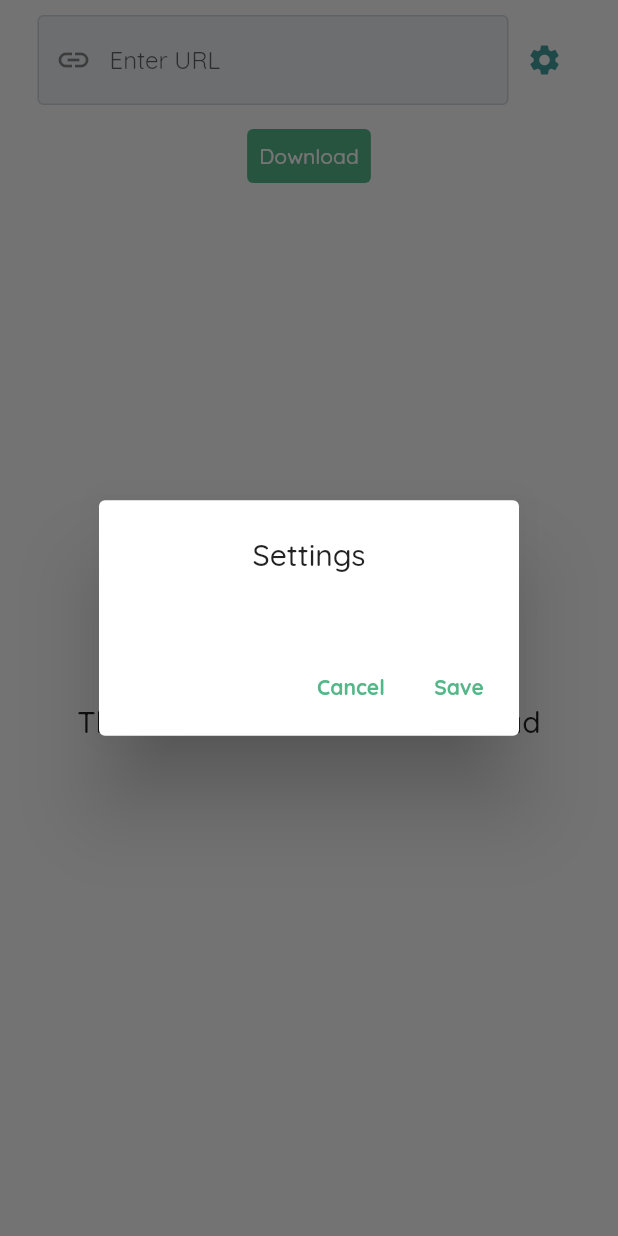
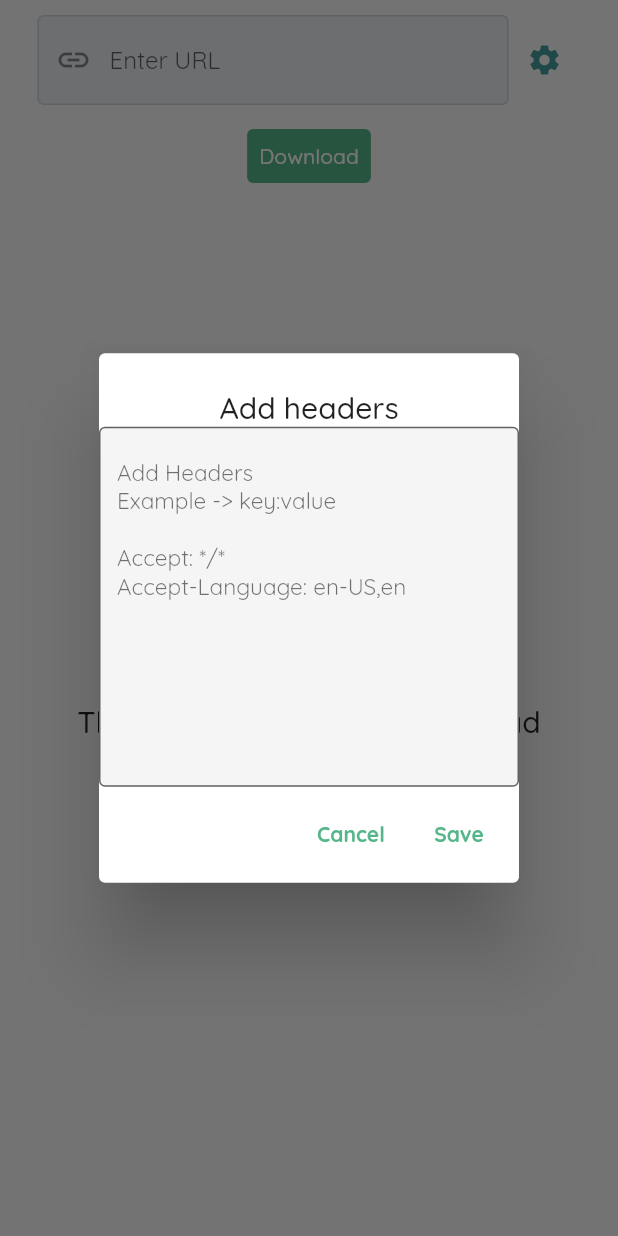
Before and after one commit to X-SLAYER/website-cloner-dart, a Flutter app: the screen it shows after launch, after a tap on the "settings" icon, on a phone screen of 412 x 824 dp. Run offline on Flutter 3.47's test engine with Material 2 defaults, Android fonts, the phone set to English and light mode, and no system bars; our stand-ins replace another_flushbar, auto_size_text, dio, fluttertoast, google_fonts; missing offline and left inert: ez_validator, window_size.

Commit message:
add custom headers

```diff
--- a/lib/data/network/dio/dio_handler.dart
+++ b/lib/data/network/dio/dio_handler.dart
@@ -3,15 +3,17 @@ import 'package:flutter_updated_boilerplate/data/network/dio/dio_resolver.dart';
 class DioHandler {
   DioHandler._();
 
+  static dynamic headers = {};
+
   static Future getWebsiteContent(String url) async {
     return resolveResponse(
-      await getRequest(url),
+      await getRequest(url, headers),
     );
   }
 
   static Future downloadFile(String url, String path) async {
     return resolveResponse(
-      await download(url, path),
+      await download(url, path, headers),
     );
   }
 }
--- /dev/null
+++ b/lib/ui/screens/headers.dart
@@ -0,0 +1,31 @@
+import 'package:flutter/material.dart';
+
+class HeadersText extends StatelessWidget {
+  final TextEditingController controller;
+  const HeadersText({
+    super.key,
+    required this.controller,
+  });
+
+  @override
+  Widget build(BuildContext context) {
+    return TextFormField(
+      controller: controller,
+      maxLines: 10,
+      decoration: const InputDecoration(
+        hintText:
+            'Add Headers\nExample -> key:value \n\nAccept: */*\nAccept-Language: en-US,en',
+        hintStyle: TextStyle(
+          color: Colors.black54,
+          fontSize: 15,
+        ),
+        filled: true,
+        border: OutlineInputBorder(
+          borderSide: BorderSide(
+            color: Colors.black12,
+          ),
+        ),
+      ),
+    );
+  }
+}
--- a/lib/ui/screens/home.dart
+++ b/lib/ui/screens/home.dart
@@ -2,11 +2,13 @@ import 'dart:developer';
 import 'dart:io';
 
 import 'package:auto_size_text/auto_size_text.dart';
+import 'package:intl/intl.dart';
 import 'package:ez_validator/validator/ez_validator_builder.dart';
 import 'package:flutter/material.dart';
 import 'package:flutter_updated_boilerplate/constant/regex_list.dart';
 import 'package:flutter_updated_boilerplate/data/network/dio/dio_handler.dart';
 import 'package:flutter_updated_boilerplate/models/media_type.dart';
+import 'package:flutter_updated_boilerplate/ui/screens/headers.dart';
 import 'package:flutter_updated_boilerplate/utils/media_identifier.dart';
 import 'package:flutter_updated_boilerplate/utils/app_utils/widget_extensions.dart';
 import 'package:flutter_updated_boilerplate/utils/modals/app_modals.dart';
@@ -35,17 +37,16 @@ class HomePageState extends State<HomePage> {
   late String saveDirectory;
   ValueNotifier<Map<MediaModel, ContentStatus>> mediaList =
       ValueNotifier<Map<MediaModel, ContentStatus>>({});
+  final TextEditingController headersController = TextEditingController();
 
   void showSettingsDialog() {
     showDialog(
       context: context,
-      builder: ((context) => AlertDialog(
-            title: const Center(child: Text('Settings')),
-            content: Column(
-              crossAxisAlignment: CrossAxisAlignment.start,
-              mainAxisSize: MainAxisSize.min,
-              children: const [],
-            ),
+      builder: ((context) => StatefulBuilder(builder: (context, setter) {
+            return AlertDialog(
+              contentPadding: EdgeInsets.zero,
+              title: const Center(child: Text('Add headers')),
+              content: HeadersText(controller: headersController),
               actions: [
                 TextButton(
                     onPressed: () => Navigator.pop(context),
@@ -56,7 +57,19 @@ class HomePageState extends State<HomePage> {
                       ),
                     )),
                 TextButton(
-                  onPressed: () => Navigator.pop(context),
+                    onPressed: () {
+                      Map<String, String> headers = {};
+                      log('headers: ${headersController.text}');
+                      if (headersController.text.isNotEmpty) {
+                        headersController.text.split('\n').forEach((e) {
+                          final header = e.split(':');
+                          headers[header.first] = header.last;
+                        });
+                      }
+                      DioHandler.headers = headers;
+                      log('headers: ${DioHandler.headers}');
+                      Navigator.pop(context);
+                    },
                     child: const Text(
                       'Save',
                       style: TextStyle(
@@ -64,7 +77,8 @@ class HomePageState extends State<HomePage> {
                       ),
                     )),
               ],
-          )),
+            );
+          })),
     );
   }
 
@@ -84,7 +98,7 @@ class HomePageState extends State<HomePage> {
     setLoading(true);
     mediaList.value.clear();
     saveDirectory =
-        '${Directory.current.path}/Result${DateTime.now().millisecondsSinceEpoch}';
+        '${Directory.current.path}/Result${DateFormat('dd_MM_yyyy_hh_mm_ss').format(DateTime.now())}';
     Directory(saveDirectory)
         .create(recursive: true)
         .then((Directory directory) {
--- a/pubspec.yaml
+++ b/pubspec.yaml
@@ -41,6 +41,7 @@ dependencies:
   fluttertoast: ^8.0.9
   font_awesome_flutter: ^10.1.0
   google_fonts: ^3.0.1
+  intl: ^0.17.0
   provider: ^6.0.3
   window_size:
     git:
@@ -67,7 +68,6 @@ flutter:
 
   # To add assets to your application, add an assets section, like this:
   assets:
-    - languages/
     - assets/images/
     - assets/fonts/
   # An image asset can refer to one or more resolution-specific "variants", see
```
Also changed, not shown: lib/data/network/dio/dio_resolver.dart (+9 -2 lines), pubspec.lock. Lines whose indentation alone changed are shown as unchanged.
